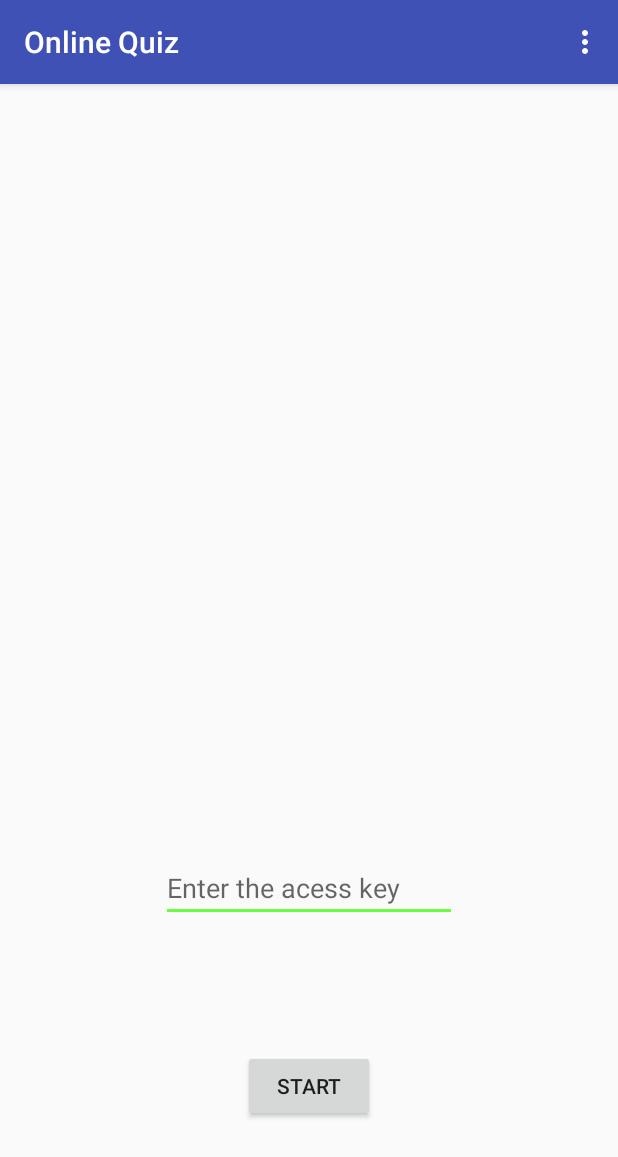
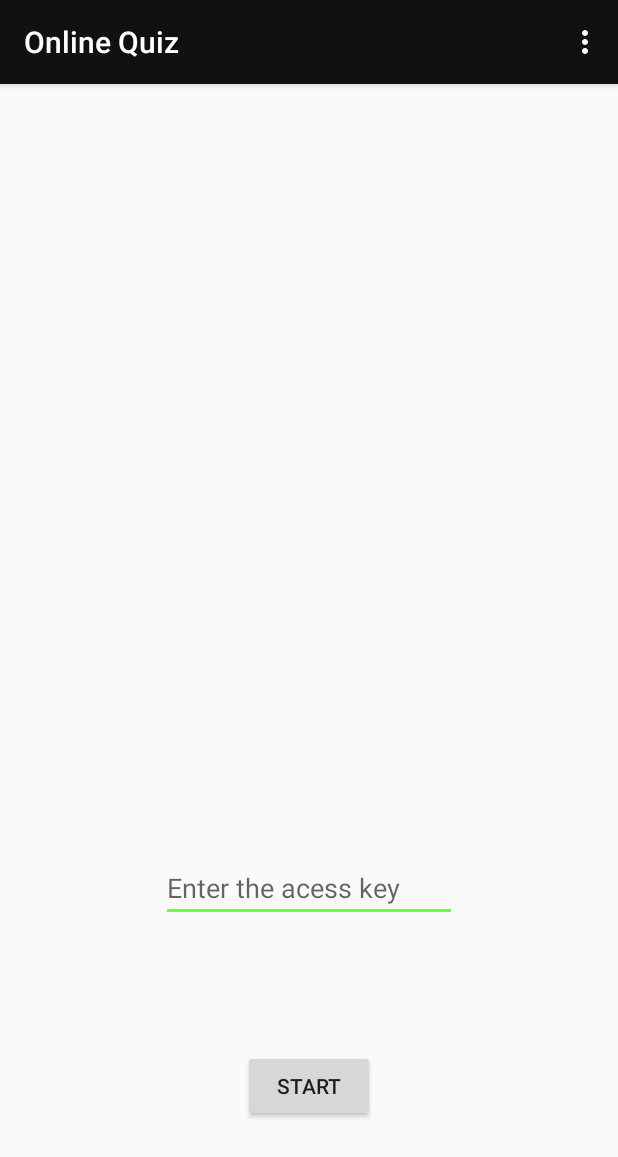
Before and after one commit to Sriramkod/Online_Quiz, an Android app: the screen it shows after launch (HomeActivity), on a phone screen of 412 x 824 dp. Shown: the top 1157 px of the screen. Run offline under Robolectric (Android 15) with nearby library versions, the phone set to English and light mode, and no system bars.

Commit message:
design of ActionBar cchanged

```diff
--- a/app/src/main/res/values/colors.xml
+++ b/app/src/main/res/values/colors.xml
@@ -1,6 +1,6 @@
 <?xml version="1.0" encoding="utf-8"?>
 <resources>
-    <color name="colorPrimary">#3F51B5</color>
-    <color name="colorPrimaryDark">#303F9F</color>
+    <color name="colorPrimary">#111112</color>
+    <color name="colorPrimaryDark">#0b0b0b</color>
     <color name="colorAccent">#69ff40</color>
 </resources>
```
